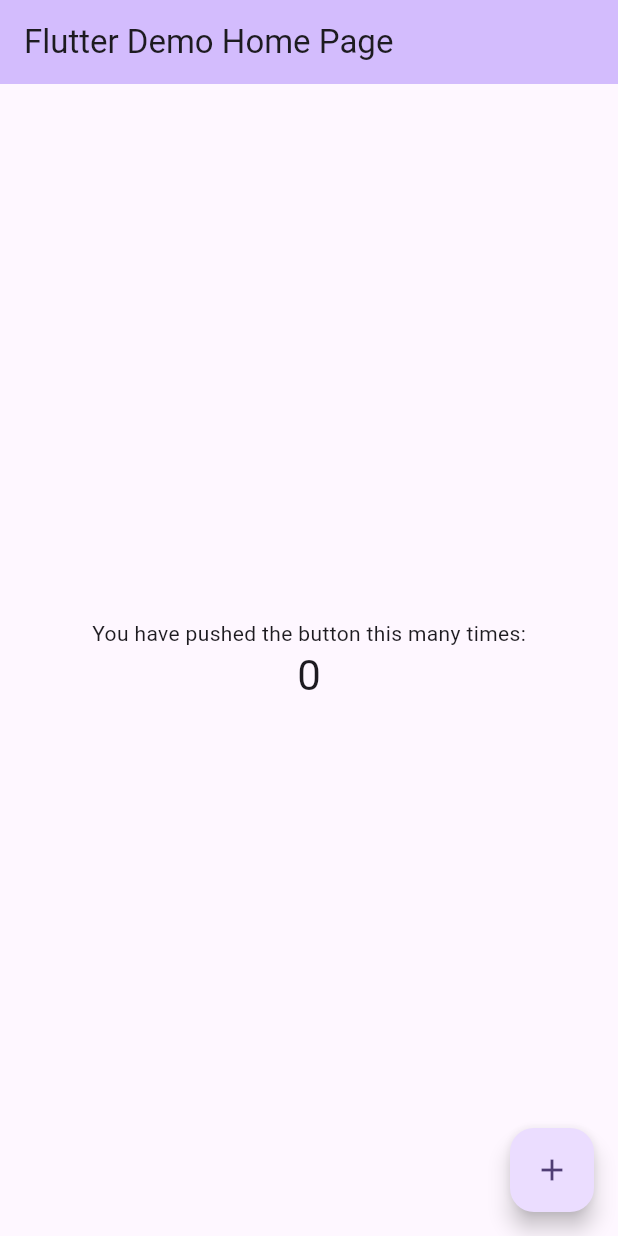
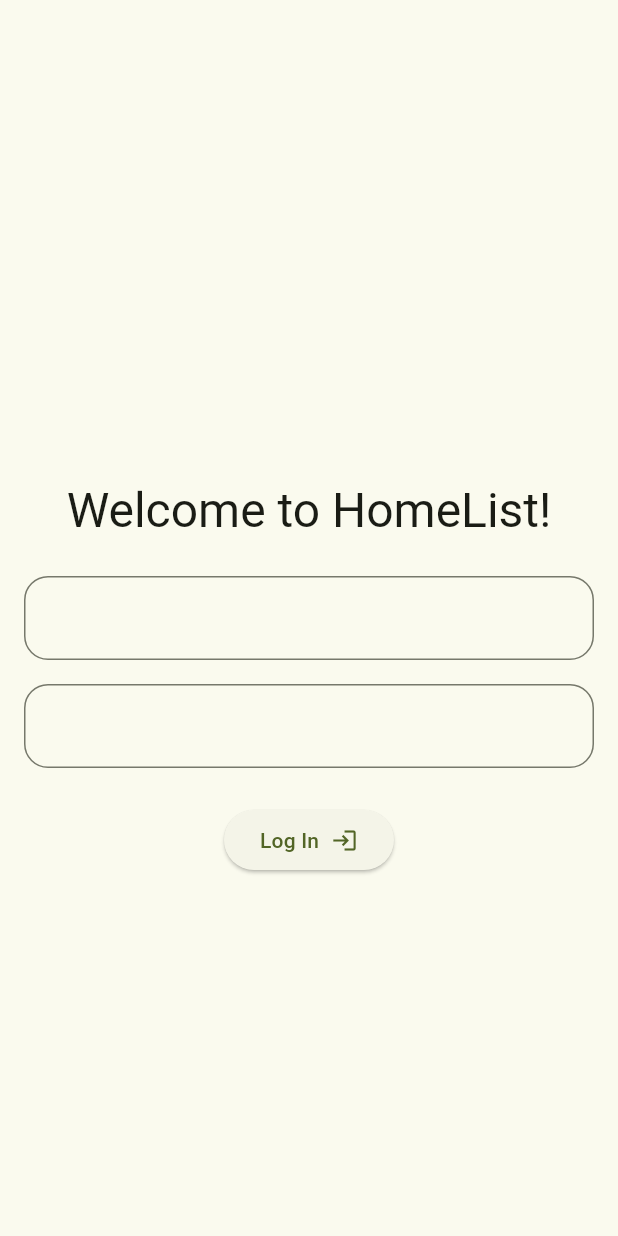
Before and after one commit to mjachym99/homelist-public, a Flutter app: the screen it shows after launch, on a phone screen of 412 x 824 dp. Run offline on Flutter 3.47's test engine with Material 2 defaults, Android fonts, the phone set to English and light mode, and no system bars; our stand-ins replace flutter_bloc, freezed_annotation, go_router.

Commit message:
added routing, state management, general refactor

```diff
--- /dev/null
+++ b/lib/app.dart
@@ -0,0 +1,37 @@
+import 'package:flutter/material.dart';
+import 'package:flutter_bloc/flutter_bloc.dart';
+import 'package:homelist/application/auth/auth_cubit.dart';
+import 'package:homelist/application/auth/auth_state.dart';
+import 'package:homelist/application/core/navigation.dart';
+
+class HomeList extends StatelessWidget {
+  const HomeList({super.key});
+
+  @override
+  Widget build(BuildContext context) {
+    return MultiBlocProvider(
+      providers: [
+        BlocProvider<AuthCubit>(
+          create: (context) => AuthCubit(),
+        ),
+      ],
+      child: BlocBuilder<AuthCubit, AuthState>(builder: (context, state) {
+        return MaterialApp.router(
+          title: 'HomeList',
+          theme: ThemeData(
+            colorScheme: ColorScheme.fromSeed(
+              seedColor: const Color.fromARGB(255, 182, 226, 81),
+            ),
+            useMaterial3: true,
+          ),
+          debugShowCheckedModeBanner: false,
+          routeInformationParser:
+              NavigationService.router.routeInformationParser,
+          routeInformationProvider:
+              NavigationService.router.routeInformationProvider,
+          routerDelegate: NavigationService.router.routerDelegate,
+        );
+      }),
+    );
+  }
+}
--- /dev/null
+++ b/lib/app_bloc_observer.dart
@@ -0,0 +1,9 @@
+import 'package:flutter_bloc/flutter_bloc.dart';
+
+class AppBlocObserver extends BlocObserver {
+  @override
+  void onChange(BlocBase bloc, Change change) {
+    super.onChange(bloc, change);
+    print('${bloc.runtimeType} $change');
+  }
+}
--- /dev/null
+++ b/lib/application/auth/auth_cubit.dart
@@ -0,0 +1,19 @@
+import 'package:flutter_bloc/flutter_bloc.dart';
+import 'package:homelist/application/auth/auth_state.dart';
+
+class AuthCubit extends Cubit<AuthState> {
+  AuthCubit()
+      : super(
+          const AuthState(
+            isAuthenticated: false,
+          ),
+        );
+
+  void authenticate() {
+    emit(
+      state.copyWith(
+        isAuthenticated: !state.isAuthenticated,
+      ),
+    );
+  }
+}
--- /dev/null
+++ b/lib/application/auth/auth_state.dart
@@ -0,0 +1,10 @@
+import 'package:freezed_annotation/freezed_annotation.dart';
+
+part 'auth_state.freezed.dart';
+
+@freezed
+class AuthState with _$AuthState {
+  const factory AuthState({
+    required bool isAuthenticated,
+  }) = _AuthState;
+}
--- /dev/null
+++ b/lib/application/core/navigation.dart
@@ -0,0 +1,47 @@
+import 'dart:async';
+
+import 'package:flutter/material.dart';
+import 'package:flutter_bloc/flutter_bloc.dart';
+import 'package:go_router/go_router.dart';
+import 'package:homelist/application/auth/auth_cubit.dart';
+import 'package:homelist/presentation/constants.dart';
+import 'package:homelist/presentation/screens/home/home_screen.dart';
+import 'package:homelist/presentation/screens/login/log_in_screen.dart';
+
+class NavigationService {
+  NavigationService._();
+
+  static GoRouter get router => _router;
+
+  static final _rootNavigatorKey = GlobalKey<NavigatorState>();
+
+  static FutureOr<String?> _redirect(
+    BuildContext context,
+    GoRouterState state,
+  ) {
+    if (context.read<AuthCubit>().state.isAuthenticated) {
+      return HomeScreen.routeName;
+    } else {
+      return LoginScreen.routeName;
+    }
+  }
+
+  static final GoRouter _router = GoRouter(
+    navigatorKey: _rootNavigatorKey,
+    redirect: _redirect,
+    routes: [
+      GoRoute(
+        name: 'Login',
+        path: LoginScreen.routeName,
+        builder: (context, state) => LoginScreen(),
+      ),
+      GoRoute(
+        name: 'Home',
+        path: HomeScreen.routeName,
+        builder: (context, state) => const HomeScreen(
+          title: Labels.homePageTitle,
+        ),
+      )
+    ],
+  );
+}
--- a/lib/main.dart
+++ b/lib/main.dart
@@ -1,69 +1,6 @@
 import 'package:flutter/material.dart';
+import 'package:homelist/app.dart';
 
 void main() {
-  runApp(const MyApp());
+  runApp(const HomeList());
 }
-
-class MyApp extends StatelessWidget {
-  const MyApp({super.key});
-
-  @override
-  Widget build(BuildContext context) {
-    return MaterialApp(
-      title: 'Flutter Demo',
-      theme: ThemeData(
-        colorScheme: ColorScheme.fromSeed(seedColor: Colors.deepPurple),
-        useMaterial3: true,
-      ),
-      home: const MyHomePage(title: 'Flutter Demo Home Page'),
-    );
-  }
-}
-
-class MyHomePage extends StatefulWidget {
-  const MyHomePage({super.key, required this.title});
-
-  final String title;
-
-  @override
-  State<MyHomePage> createState() => _MyHomePageState();
-}
-
-class _MyHomePageState extends State<MyHomePage> {
-  int _counter = 0;
-
-  void _incrementCounter() {
-    setState(() {
-      _counter++;
-    });
-  }
-
-  @override
-  Widget build(BuildContext context) {
-    return Scaffold(
-      appBar: AppBar(
-        backgroundColor: Theme.of(context).colorScheme.inversePrimary,
-        title: Text(widget.title),
-      ),
-      body: Center(
-        child: Column(
-          mainAxisAlignment: MainAxisAlignment.center,
-          children: <Widget>[
-            const Text(
-              'You have pushed the button this many times:',
-            ),
-            Text(
-              '$_counter',
-              style: Theme.of(context).textTheme.headlineMedium,
-            ),
-          ],
-        ),
-      ),
-      floatingActionButton: FloatingActionButton(
-        onPressed: _incrementCounter,
-        tooltip: 'Increment',
-        child: const Icon(Icons.add),
-      ),
-    );
-  }
-}
--- /dev/null
+++ b/lib/presentation/constants.dart
@@ -0,0 +1,3 @@
+class Labels {
+  static const homePageTitle = 'HomeList';
+}
--- /dev/null
+++ b/lib/presentation/screens/home/home_screen.dart
@@ -0,0 +1,46 @@
+import 'package:flutter/material.dart';
+import 'package:flutter_bloc/flutter_bloc.dart';
+import 'package:go_router/go_router.dart';
+import 'package:homelist/application/auth/auth_cubit.dart';
+
+class HomeScreen extends StatefulWidget {
+  const HomeScreen({super.key, required this.title});
+
+  static const routeName = '/';
+
+  final String title;
+
+  @override
+  State<HomeScreen> createState() => _HomeScreenState();
+}
+
+class _HomeScreenState extends State<HomeScreen> {
+  @override
+  Widget build(BuildContext context) {
+    return Scaffold(
+      appBar: AppBar(
+        backgroundColor: Theme.of(context).colorScheme.primary,
+        title: Text(widget.title),
+      ),
+      body: Center(
+        child: Column(
+          mainAxisAlignment: MainAxisAlignment.center,
+          children: <Widget>[
+            Text(
+              'Wellcum',
+              style: Theme.of(context).textTheme.headlineMedium,
+            ),
+          ],
+        ),
+      ),
+      floatingActionButton: FloatingActionButton(
+        onPressed: () {
+          context.read<AuthCubit>().authenticate();
+          GoRouter.of(context).refresh();
+        },
+        tooltip: 'Logout',
+        child: const Icon(Icons.logout),
+      ),
+    );
+  }
+}
--- /dev/null
+++ b/lib/presentation/screens/login/log_in_screen.dart
@@ -0,0 +1,90 @@
+import 'package:flutter/material.dart';
+import 'package:flutter_bloc/flutter_bloc.dart';
+import 'package:go_router/go_router.dart';
+import 'package:homelist/application/auth/auth_cubit.dart';
+
+class LoginScreen extends StatelessWidget {
+  LoginScreen({super.key});
+
+  static const routeName = '/login';
+
+  final emailController = TextEditingController.fromValue(
+    const TextEditingValue(text: ''),
+  );
+
+  final passwordController = TextEditingController.fromValue(
+    const TextEditingValue(text: ''),
+  );
+
+  @override
+  Widget build(BuildContext context) {
+    return Scaffold(
+      body: Padding(
+        padding: const EdgeInsets.symmetric(horizontal: 16.0),
+        child: Column(
+          children: [
+            Expanded(
+              flex: 12,
+              child: Container(),
+            ),
+            Text(
+              'Welcome to HomeList!',
+              style: Theme.of(context).textTheme.headlineLarge,
+            ),
+            const SizedBox(
+              height: 24,
+            ),
+            ConstrainedBox(
+              constraints: const BoxConstraints(maxWidth: 600),
+              child: TextField(
+                decoration: InputDecoration(
+                  border: OutlineInputBorder(
+                    borderRadius: BorderRadius.circular(16),
+                  ),
+                ),
+                controller: emailController,
+              ),
+            ),
+            const SizedBox(
+              height: 16,
+            ),
+            ConstrainedBox(
+              constraints: const BoxConstraints(maxWidth: 600),
+              child: TextField(
+                decoration: InputDecoration(
+                  border: OutlineInputBorder(
+                    borderRadius: BorderRadius.circular(16),
+                  ),
+                ),
+                controller: passwordController,
+              ),
+            ),
+            const SizedBox(
+              height: 24,
+            ),
+            ElevatedButton(
+              onPressed: () {
+                context.read<AuthCubit>().authenticate();
+                GoRouter.of(context).refresh();
+              },
+              child: const Row(
+                mainAxisSize: MainAxisSize.min,
+                children: [
+                  Text("Log In"),
+                  SizedBox(
+                    width: 8,
+                  ),
+                  Icon(Icons.login),
+                ],
+              ),
+            ),
+            Expanded(
+              flex: 9,
+              child: Container(),
+            ),
+          ],
+        ),
+      ),
+    );
+  }
+}
```
Also changed, not shown: pubspec.yaml (+7 -3 lines), lib/application/auth/auth_state.freezed.dart (added), lib/application/example/example_cubit.dart (deleted), pubspec.lock, 1 other file.
